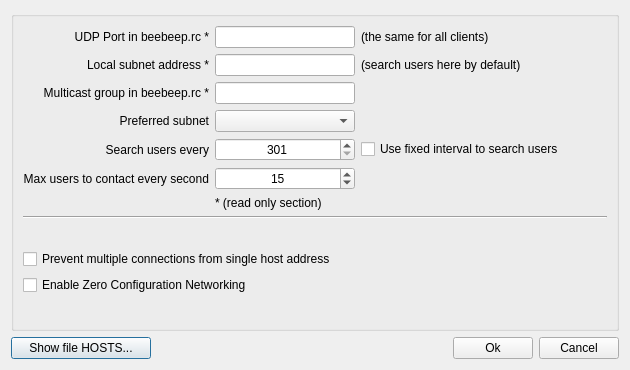
First picture: the form in src/desktop/GuiNetwork.ui, repository hwgao/beebeep, before the edit.
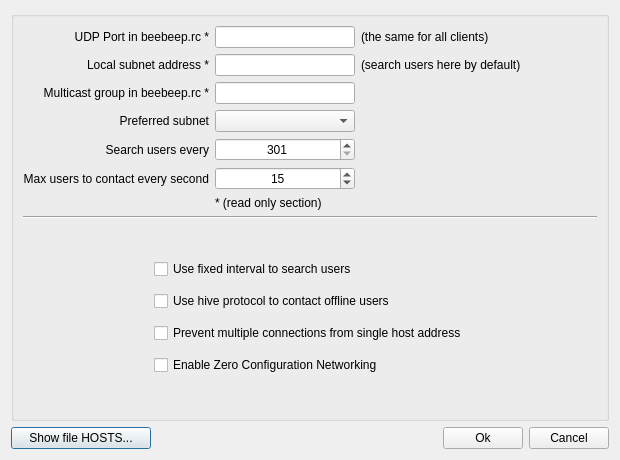
Second picture: the form after the edit.

Commit message: Hive protocol can be used to contact user who remains offline

```diff
--- a/src/desktop/GuiNetwork.ui
+++ b/src/desktop/GuiNetwork.ui
@@ -6,28 +6,14 @@
    <rect>
     <x>0</x>
     <y>0</y>
-    <width>630</width>
-    <height>370</height>
+    <width>620</width>
+    <height>460</height>
    </rect>
   </property>
   <layout class="QGridLayout" name="gridLayout_3">
    <item row="0" column="0" colspan="4">
     <widget class="QGroupBox" name="mp_boxBroadcast">
      <layout class="QGridLayout" name="gridLayout_2">
-      <item row="4" column="0" colspan="2">
-       <widget class="QCheckBox" name="mp_cbPreventMultipleConnectionsFromSingleHostAddress">
-        <property name="text">
-         <string>Prevent multiple connections from single host address</string>
-        </property>
-       </widget>
-      </item>
-      <item row="2" column="0" colspan="3">
-       <widget class="Line" name="line_2">
-        <property name="orientation">
-         <enum>Qt::Horizontal</enum>
-        </property>
-       </widget>
-      </item>
       <item row="0" column="0" colspan="3">
        <layout class="QGridLayout" name="gridLayout">
         <item row="0" column="1">
@@ -264,19 +250,6 @@
           </property>
          </widget>
         </item>
-        <item row="4" column="2">
-         <widget class="QCheckBox" name="mp_cbBroadcastInterval">
-          <property name="sizePolicy">
-           <sizepolicy hsizetype="Expanding" vsizetype="Fixed">
-            <horstretch>0</horstretch>
-            <verstretch>0</verstretch>
-           </sizepolicy>
-          </property>
-          <property name="text">
-           <string>Use fixed interval to search users</string>
-          </property>
-         </widget>
-        </item>
         <item row="5" column="0">
          <widget class="QLabel" name="mp_lMaxUsersToContact">
           <property name="text">
@@ -319,29 +292,29 @@
           </property>
          </widget>
         </item>
+        <item row="4" column="2">
+         <spacer name="horizontalSpacer_3">
+          <property name="orientation">
+           <enum>Qt::Horizontal</enum>
+          </property>
+          <property name="sizeHint" stdset="0">
+           <size>
+            <width>40</width>
+            <height>20</height>
+           </size>
+          </property>
+         </spacer>
+        </item>
        </layout>
       </item>
-      <item row="6" column="0" colspan="3">
-       <spacer name="verticalSpacer">
+      <item row="1" column="0" colspan="3">
+       <widget class="Line" name="line_2">
         <property name="orientation">
-         <enum>Qt::Vertical</enum>
-        </property>
-        <property name="sizeHint" stdset="0">
-         <size>
-          <width>20</width>
-          <height>40</height>
-         </size>
-        </property>
-       </spacer>
-      </item>
-      <item row="5" column="0">
-       <widget class="QCheckBox" name="mp_cbEnableMDns">
-        <property name="text">
-         <string>Enable Zero Configuration Networking</string>
+         <enum>Qt::Horizontal</enum>
         </property>
        </widget>
       </item>
-      <item row="3" column="0" colspan="3">
+      <item row="2" column="0" colspan="3">
        <spacer name="verticalSpacer_2">
         <property name="orientation">
          <enum>Qt::Vertical</enum>
@@ -349,7 +322,87 @@
         <property name="sizeHint" stdset="0">
          <size>
           <width>20</width>
-          <height>40</height>
+          <height>10</height>
+         </size>
+        </property>
+       </spacer>
+      </item>
+      <item row="3" column="0">
+       <spacer name="horizontalSpacer_4">
+        <property name="orientation">
+         <enum>Qt::Horizontal</enum>
+        </property>
+        <property name="sizeHint" stdset="0">
+         <size>
+          <width>88</width>
+          <height>20</height>
+         </size>
+        </property>
+       </spacer>
+      </item>
+      <item row="3" column="1">
+       <layout class="QVBoxLayout" name="verticalLayout">
+        <property name="spacing">
+         <number>12</number>
+        </property>
+        <item>
+         <widget class="QCheckBox" name="mp_cbBroadcastInterval">
+          <property name="sizePolicy">
+           <sizepolicy hsizetype="Expanding" vsizetype="Fixed">
+            <horstretch>0</horstretch>
+            <verstretch>0</verstretch>
+           </sizepolicy>
+          </property>
+          <property name="text">
+           <string>Use fixed interval to search users</string>
+          </property>
+         </widget>
+        </item>
+        <item>
+         <widget class="QCheckBox" name="mp_cbUseHive">
+          <property name="text">
+           <string>Use hive protocol to contact offline users</string>
+          </property>
+         </widget>
+        </item>
+        <item>
+         <widget class="QCheckBox" name="mp_cbPreventMultipleConnectionsFromSingleHostAddress">
+          <property name="text">
+           <string>Prevent multiple connections from single host address</string>
+          </property>
+         </widget>
+        </item>
+        <item>
+         <widget class="QCheckBox" name="mp_cbEnableMDns">
+          <property name="text">
+           <string>Enable Zero Configuration Networking</string>
+          </property>
+         </widget>
+        </item>
+       </layout>
+      </item>
+      <item row="3" column="2">
+       <spacer name="horizontalSpacer_5">
+        <property name="orientation">
+         <enum>Qt::Horizontal</enum>
+        </property>
+        <property name="sizeHint" stdset="0">
+         <size>
+          <width>88</width>
+          <height>20</height>
+         </size>
+        </property>
+       </spacer>
+      </item>
+      <item row="4" column="0" colspan="3">
+       <spacer name="verticalSpacer">
+        <property name="orientation">
+         <enum>Qt::Vertical</enum>
+        </property>
+        <property name="sizeHint" stdset="0">
+         <size>
+          <width>20</width>
+          <height>10</height>
          </size>
         </property>
        </spacer>
```
Left out of the diff: 3 changed lines with no effect on the pictures. The commit also changes 26 other files.
